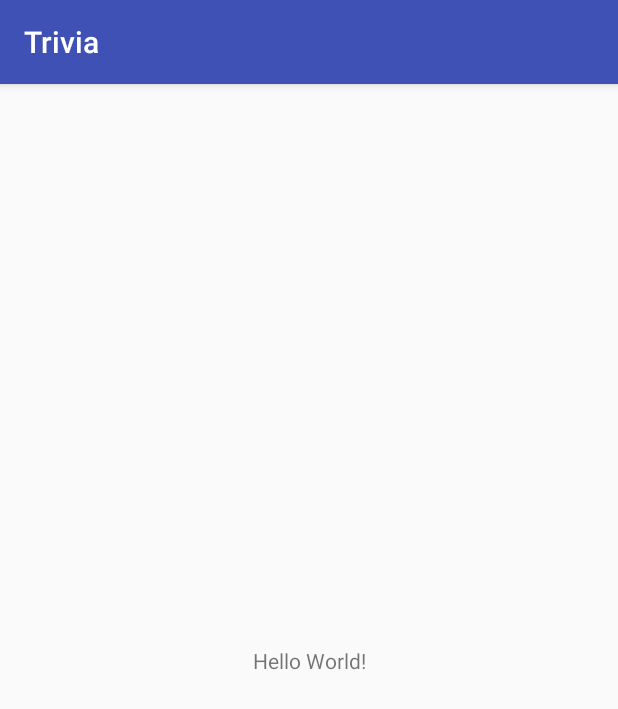
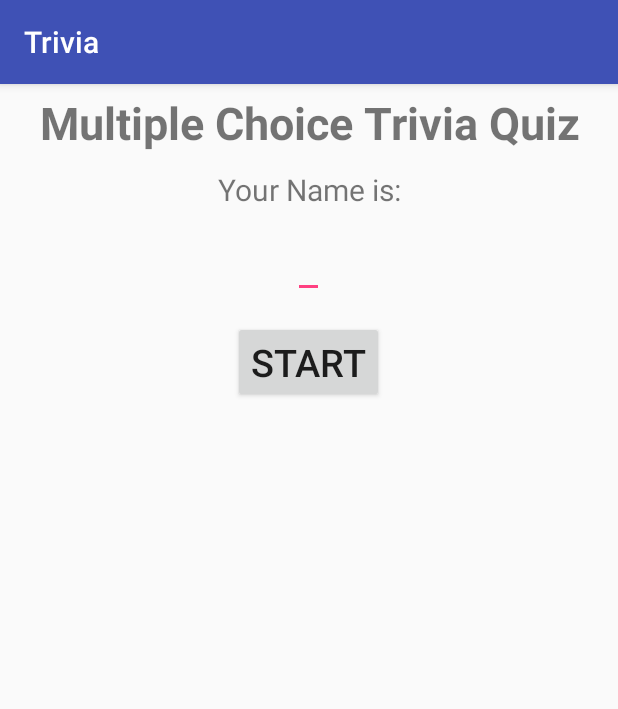
Before and after one commit to iepping1/Trivia, an Android app: the screen it shows after launch (MainActivity), on a phone screen of 412 x 824 dp. Shown: the top 709 px of the screen. Run offline under Robolectric (Android 15) with nearby library versions, the phone set to English and light mode, and no system bars.

Commit message:
Initial project

```diff
--- a/app/src/main/java/epping/ian/trivia/MainActivity.java
+++ b/app/src/main/java/epping/ian/trivia/MainActivity.java
@@ -1,13 +1,44 @@
 package epping.ian.trivia;
 
+import android.content.Intent;
 import android.support.v7.app.AppCompatActivity;
 import android.os.Bundle;
+import android.view.View;
+import android.widget.EditText;
+import android.widget.Toast;
 
+// intro screen
 public class MainActivity extends AppCompatActivity {
+
+    // Set up playername
+    String playerName;
+    EditText getName;
 
     @Override
     protected void onCreate(Bundle savedInstanceState) {
         super.onCreate(savedInstanceState);
         setContentView(R.layout.activity_main);
+
+        // get name from user
+        getName = findViewById(R.id.getName);
+    }
+
+    public void GameClicked (View view){
+
+        // check if name was entered
+        if (getName.getText().toString().equals("")){
+
+            // ask player for name if not
+            Toast toast = Toast.makeText(this, " Please enter a name", Toast.LENGTH_SHORT);
+            toast.show();
+        }
+        else{
+            // set up playername and start the game
+            playerName = getName.getText().toString();
+
+            Intent intent = new Intent(MainActivity.this, GameActivity.class);
+            intent.putExtra("playerName", playerName);
+            startActivity(intent);
+        }
     }
 }
--- a/app/src/main/res/layout/activity_main.xml
+++ b/app/src/main/res/layout/activity_main.xml
@@ -1,18 +1,51 @@
 <?xml version="1.0" encoding="utf-8"?>
-<android.support.constraint.ConstraintLayout xmlns:android="http://schemas.android.com/apk/res/android"
+<LinearLayout xmlns:android="http://schemas.android.com/apk/res/android"
     xmlns:app="http://schemas.android.com/apk/res-auto"
     xmlns:tools="http://schemas.android.com/tools"
     android:layout_width="match_parent"
     android:layout_height="match_parent"
+    android:orientation="vertical"
     tools:context=".MainActivity">
 
     <TextView
+        android:id="@+id/introView"
+        android:layout_width="match_parent"
+        android:layout_height="wrap_content"
+        android:layout_gravity="center"
+        android:gravity="center"
+        android:layout_margin="5dp"
+        android:textSize="30sp"
+        android:textStyle="bold"
+        android:text="Multiple Choice Trivia Quiz" />
+
+    <TextView
+        android:id="@+id/nameView"
         android:layout_width="wrap_content"
         android:layout_height="wrap_content"
-        android:text="Hello World!"
-        app:layout_constraintBottom_toBottomOf="parent"
-        app:layout_constraintLeft_toLeftOf="parent"
-        app:layout_constraintRight_toRightOf="parent"
-        app:layout_constraintTop_toTopOf="parent" />
+        android:layout_gravity="center"
+        android:gravity="center"
+        android:layout_margin="5dp"
+        android:text="Your Name is:"
+        android:textSize="20sp"/>
 
-</android.support.constraint.ConstraintLayout>
+    <EditText
+        android:id="@+id/getName"
+        android:layout_width="wrap_content"
+        android:layout_height="wrap_content"
+        android:layout_gravity="center"
+        android:layout_margin="5dp"
+        android:inputType="textPersonName"
+        android:text=""
+        android:textSize="20sp"/>
+
+    <Button
+        android:id="@+id/StartButton"
+        android:layout_width="wrap_content"
+        android:layout_height="wrap_content"
+        android:layout_gravity="center"
+        android:onClick="GameClicked"
+        android:layout_margin="10dp"
+        android:text="Start"
+        android:textSize="25sp"/>
+
+</LinearLayout>
--- a/build.gradle
+++ b/build.gradle
@@ -12,6 +12,7 @@ buildscript {
 
         // NOTE: Do not place your application dependencies here; they belong
         // in the individual module build.gradle files
+        classpath 'com.google.gms:google-services:3.2.1'
     }
 }
 
```
Also changed, not shown: app/build.gradle (+7 -2 lines), app/src/main/java/epping/ian/trivia/GameActivity.java (added, +171 -0 lines), app/src/main/java/epping/ian/trivia/HighScore.java (added, +28 -0 lines), app/src/main/java/epping/ian/trivia/HighScoreActivity.java (added, +59 -0 lines), app/src/main/java/epping/ian/trivia/HighScoreHelper.java (added, +83 -0 lines), app/src/main/java/epping/ian/trivia/HighScoresAdapter.java (added, +46 -0 lines), app/src/main/java/epping/ian/trivia/Question.java (added, +33 -0 lines), app/src/main/java/epping/ian/trivia/TriviaHelper.java (added, +88 -0 lines), app/src/main/res/layout/activity_game.xml (added, +66 -0 lines), app/src/main/res/layout/activity_high_score.xml (added, +35 -0 lines), app/src/main/res/layout/high_score.xml (added, +28 -0 lines), 1 other file.
